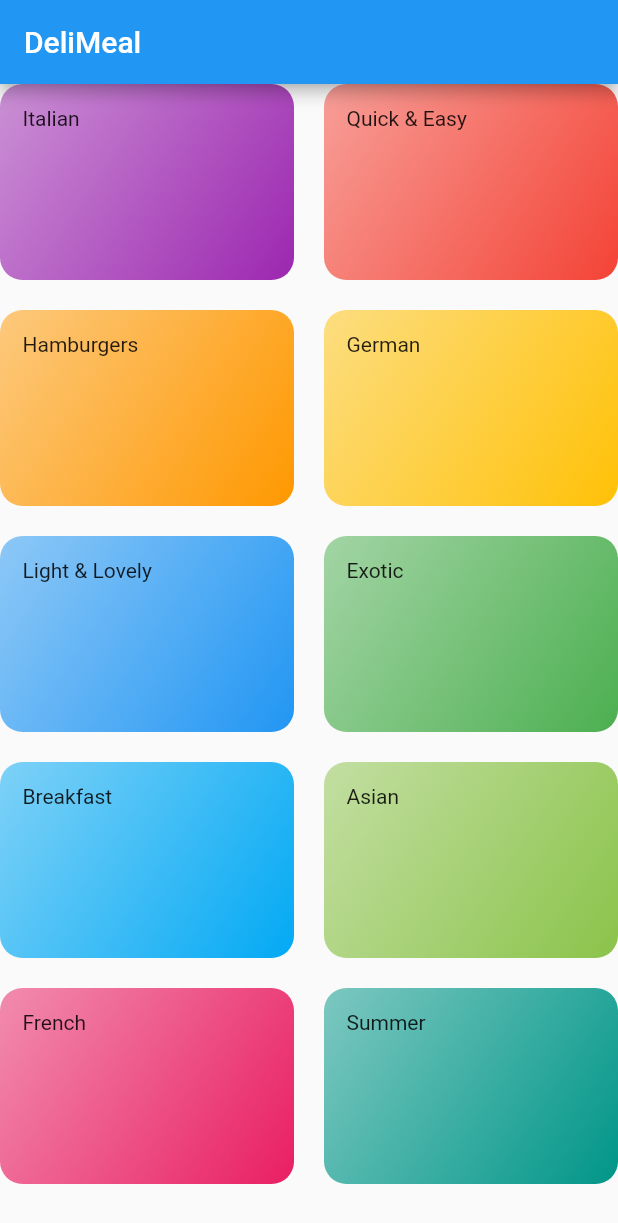
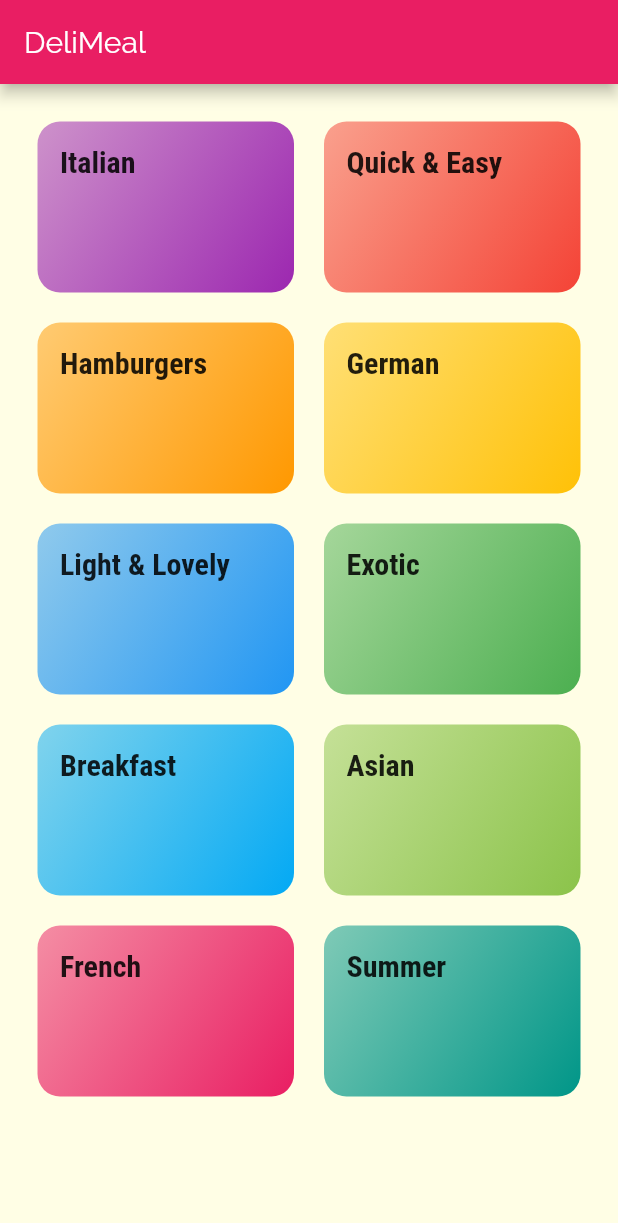
Before and after one commit to shuvo18103107/Meals-App, a Flutter app: the screen it shows after launch, on a phone screen of 412 x 824 dp. Shown: the top 1223 px of the screen. Run offline on Flutter 3.47's test engine with Material 2 defaults, Android fonts, the phone set to English and light mode, and no system bars.

Commit message:
🎨 styling and thming

```diff
--- a/lib/categories_screen.dart
+++ b/lib/categories_screen.dart
@@ -10,6 +10,8 @@ class CategoriesScreen extends StatelessWidget {
           title: const Text('DeliMeal'),
         ),
         body: GridView(
+            padding: EdgeInsets.all(25),
+
             // silvers are scrollable area in the screen so grid is also scrollable as default , delegate take care of structure of the grid,maxcrosaxisextend provides maximum width of each item
             gridDelegate: SliverGridDelegateWithMaxCrossAxisExtent(
                 // device size jodi 300px hoi taile per row 1 ta kore tile bosbee like listview
--- a/lib/category_item.dart
+++ b/lib/category_item.dart
@@ -11,7 +11,11 @@ class CategoryItem extends StatelessWidget {
     return Container(
       // by using const i optimize the build process littelbit
       padding: const EdgeInsets.all(15),
-      child: Text(title),
+      child: Text(
+        title,
+        // Theme.of(context) global theme access kore
+        style: Theme.of(context).textTheme.headline6,
+      ),
       decoration: BoxDecoration(
         gradient: LinearGradient(
             colors: [
--- a/lib/main.dart
+++ b/lib/main.dart
@@ -11,7 +11,24 @@ class MyApp extends StatelessWidget {
     return MaterialApp(
       debugShowCheckedModeBanner: false,
       title: 'DeliMeals',
-      theme: ThemeData(primarySwatch: Colors.blue),
+      theme: ThemeData(
+          primarySwatch: Colors.pink,
+          accentColor: Colors.amber,
+          // background color of body of scafold
+          canvasColor: Color.fromRGBO(255, 254, 229, 1),
+          fontFamily: 'Raleway',
+          // default texttheme er upor override kore custom texttheme dilam
+          textTheme: ThemeData.light().textTheme.copyWith(
+              bodyText1: TextStyle(
+                color: Color.fromRGBO(20, 51, 51, 1),
+              ),
+              bodyText2: TextStyle(
+                color: Color.fromRGBO(20, 51, 51, 1),
+              ),
+              headline6: TextStyle(
+                  fontSize: 20,
+                  fontFamily: 'RobotoCondensed',
+                  fontWeight: FontWeight.bold))),
       home: CategoriesScreen(),
     );
   }
```
Also changed, not shown: pubspec.yaml (+17 -6 lines), assets/fonts/Raleway-Black.ttf (added), assets/fonts/Raleway-Bold.ttf (added), assets/fonts/Raleway-Regular.ttf (added), assets/fonts/RobotoCondensed-Bold.ttf (added), assets/fonts/RobotoCondensed-Italic.ttf (added), assets/fonts/RobotoCondensed-Light.ttf (added), assets/fonts/RobotoCondensed-Regular.ttf (added).
